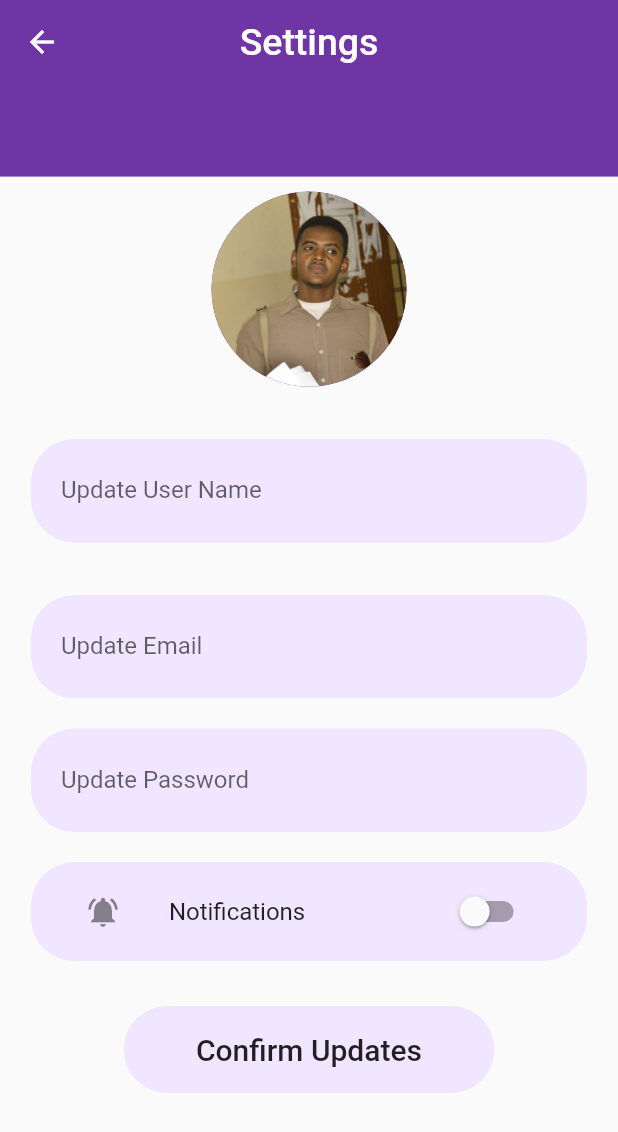
After one commit to AliElwasila/fael_khair, a Flutter app: the Settings screen opened directly, on a phone screen of 412 x 824 dp. The commit adds this screen. Shown: the top 1132 px of the screen. Run offline on Flutter 3.47's test engine with Material 2 defaults, Android fonts, the phone set to English and light mode, and no system bars; our stand-ins replace animated_splash_screen, shared_preferences; accounts and stored records are empty; network calls fail.

Commit message:
update after UI Fixes

```diff
--- a/lib/Screens/home_page.dart
+++ b/lib/Screens/home_page.dart
@@ -2,6 +2,7 @@ import 'package:fael_khair/Screens/about_page.dart';
 import 'package:fael_khair/Screens/donate_page.dart';
 import 'package:fael_khair/Screens/gifts_page.dart';
 import 'package:fael_khair/Screens/notifications_page.dart';
+import 'package:fael_khair/Screens/settings.dart';
 import 'package:fael_khair/Screens/sign_in.dart';
 import 'package:fael_khair/Screens/sponsors_page.dart';
 import 'package:fael_khair/http.dart';
@@ -251,6 +252,14 @@ void initState(){
             },
           ),
           ListTile(
+            onTap: (){
+              Navigator.push(
+                context,
+                MaterialPageRoute(builder: (context) {
+                  return Settings();
+                }),
+              );
+            },
             leading: Icon(
               Icons.settings,
               size: 25,
@@ -324,8 +333,8 @@ Widget sideMenu(BuildContext context) {
           children: <Widget>[
             view("الصحة", "images/image4.png", context, 0),
             view("التعليم", "images/image3.jpg", context, 1),
-            view("تعمير", "images/image1.jpg", context, 2),
-            view("غذاء", "images/image5.jpg", context, 3),
+            view("الإطعام", "images/image5.jpg", context, 2),
+            view("التعمير", "images/image1.jpg", context, 3),
             view("اخرى", "images/image2.jpg", context, 4),
           ],
         ),
--- a/lib/Screens/page1.dart
+++ b/lib/Screens/page1.dart
@@ -89,7 +89,7 @@ class _Page1State extends State<Page1> {
                         ),
                       ),
                       title: Text(
-                        "صحة",
+                        "الصحة",
                         style: TextStyle(fontSize: 25),
                       ),
                     ),
--- a/lib/Screens/page2.dart
+++ b/lib/Screens/page2.dart
@@ -85,7 +85,7 @@ class _Page2State extends State<Page2> {
                         ),
                       ),
                       title: Text(
-                        "تعليم",
+                        "التعليم",
                         style: TextStyle(fontSize: 25),
                       ),
                     ),
--- a/lib/Screens/page3.dart
+++ b/lib/Screens/page3.dart
@@ -85,7 +85,7 @@ class _Page3State extends State<Page3> {
                         ),
                       ),
                       title: Text(
-                        "تعمير",
+                        "التعمير",
                         style: TextStyle(fontSize: 25),
                       ),
                     ),
--- a/lib/Screens/page4.dart
+++ b/lib/Screens/page4.dart
@@ -85,7 +85,7 @@ class _Page4State extends State<Page4> {
                         ),
                       ),
                       title: Text(
-                        "غذاء",
+                        "الإطعام",
                         style: TextStyle(fontSize: 25),
                       ),
                     ),
--- a/lib/Screens/page_Viewer.dart
+++ b/lib/Screens/page_Viewer.dart
@@ -21,7 +21,7 @@ class _PageViewerState extends State<PageViewer> {
     );
   }
 
-  List<Widget> pages = [Page1(), Page2(), Page3(), Page4(), Page5()];
+  List<Widget> pages = [Page1(), Page2(), Page4(), Page3(), Page5()];
   var controller;
   Widget build(BuildContext context) {
     return PageView(
--- /dev/null
+++ b/lib/Screens/settings.dart
@@ -0,0 +1,161 @@
+import 'package:flutter/cupertino.dart';
+import 'package:flutter/material.dart';
+
+class Settings extends StatefulWidget {
+  @override
+  _SettingsState createState() => _SettingsState();
+}
+
+class _SettingsState extends State<Settings> {
+  @override
+  Widget build(BuildContext context) {
+    TextEditingController name = new TextEditingController();
+    TextEditingController email = new TextEditingController();
+    TextEditingController password = new TextEditingController();
+    bool _notifications = false;
+    final data = MediaQuery.of(context);
+    return Scaffold(
+        body: Builder(
+      builder: (context) => CustomScrollView(
+        slivers: <Widget>[
+          SliverAppBar(
+            pinned: true,
+            snap: true,
+            floating: true,
+            centerTitle: true,
+            expandedHeight: data.size.height / 7,
+            backgroundColor: Color(0xFF6F35A5),
+            flexibleSpace: FlexibleSpaceBar(),
+            title: Text(
+              "Settings",
+              style: TextStyle(fontSize: 25),
+            ),
+          ),
+          SliverList(
+            delegate: SliverChildBuilderDelegate(
+              (BuildContext context, int index) {
+                return Container(
+                  child: Column(
+                    mainAxisAlignment: MainAxisAlignment.center,
+                    children: <Widget>[
+                      Center(
+                        child: Container(
+                          padding: EdgeInsets.all(10.0),
+                          height: 150.0,
+                          width: 150.0,
+                          child: GestureDetector(
+                            child: CircleAvatar(
+                              backgroundImage: AssetImage("images/mazin.JPG"),
+                            ),
+                            onTap: () {
+                              debugPrint("Change pic");
+                            },
+                          ),
+                        ),
+                      ),
+                      Container(
+                        margin: EdgeInsets.symmetric(vertical: 25),
+                        padding:
+                            EdgeInsets.symmetric(horizontal: 20, vertical: 5),
+                        width: data.size.width * 0.9,
+                        decoration: BoxDecoration(
+                          color: Color(0xFFF1E6FF),
+                          borderRadius: BorderRadius.circular(29),
+                        ),
+                        child: TextFormField(
+                          cursorColor: Color(0xFF6F35A5),
+                          controller: name,
+                          decoration: InputDecoration(
+                            labelText: "Update User Name",
+                            border: InputBorder.none,
+                          ),
+                        ),
+                      ),
+                      Container(
+                        margin: EdgeInsets.symmetric(vertical: 10),
+                        padding:
+                            EdgeInsets.symmetric(horizontal: 20, vertical: 5),
+                        width: data.size.width * 0.9,
+                        decoration: BoxDecoration(
+                          color: Color(0xFFF1E6FF),
+                          borderRadius: BorderRadius.circular(29),
+                        ),
+                        child: TextFormField(
+                          cursorColor: Color(0xFF6F35A5),
+                          controller: email,
+                          decoration: InputDecoration(
+                            labelText: "Update Email",
+                            border: InputBorder.none,
+                          ),
+                        ),
+                      ),
+                      Container(
+                        margin: EdgeInsets.symmetric(vertical: 10),
+                        padding:
+                            EdgeInsets.symmetric(horizontal: 20, vertical: 5),
+                        width: data.size.width * 0.9,
+                        decoration: BoxDecoration(
+                          color: Color(0xFFF1E6FF),
+                          borderRadius: BorderRadius.circular(29),
+                        ),
+                        child: TextFormField(
+                          controller: password,
+                          cursorColor: Color(0xFF6F35A5),
+                          obscureText: true,
+                          decoration: InputDecoration(
+                            labelText: "Update Password",
+                            border: InputBorder.none,
+                          ),
+                        ),
+                      ),
+                      Container(
+                        margin: EdgeInsets.symmetric(vertical: 10),
+                        padding:
+                            EdgeInsets.symmetric(horizontal: 20, vertical: 5),
+                        width: data.size.width * 0.9,
+                        decoration: BoxDecoration(
+                          color: Color(0xFFF1E6FF),
+                          borderRadius: BorderRadius.circular(29),
+                        ),
+                        child: SwitchListTile(
+                          title: Text('Notifications'),
+                          value: _notifications,
+                          onChanged: (bool value) {
+                            setState(() {
+                              _notifications = value;
+                            });
+                          },
+                          secondary: const Icon(Icons.notifications_active),
+                        ),
+                      ),
+                      Center(
+                        child: Container(
+                          margin: EdgeInsets.symmetric(vertical: 20),
+                          padding:
+                              EdgeInsets.symmetric(horizontal: 20, vertical: 5),
+                          width: data.size.width * 0.6,
+                          decoration: BoxDecoration(
+                            color: Color(0xFFF1E6FF),
+                            borderRadius: BorderRadius.circular(29),
+                          ),
+                          child: FlatButton(
+                            onPressed: () {},
+                            child: Text(
+                              "Confirm Updates",
+                              style: TextStyle(fontSize: 20.0),
+                            ),
+                          ),
+                        ),
+                      ),
+                    ],
+                  ),
+                );
+              },
+              childCount: 1,
+            ),
+          )
+        ],
+      ),
+    ));
+  }
+}
```
